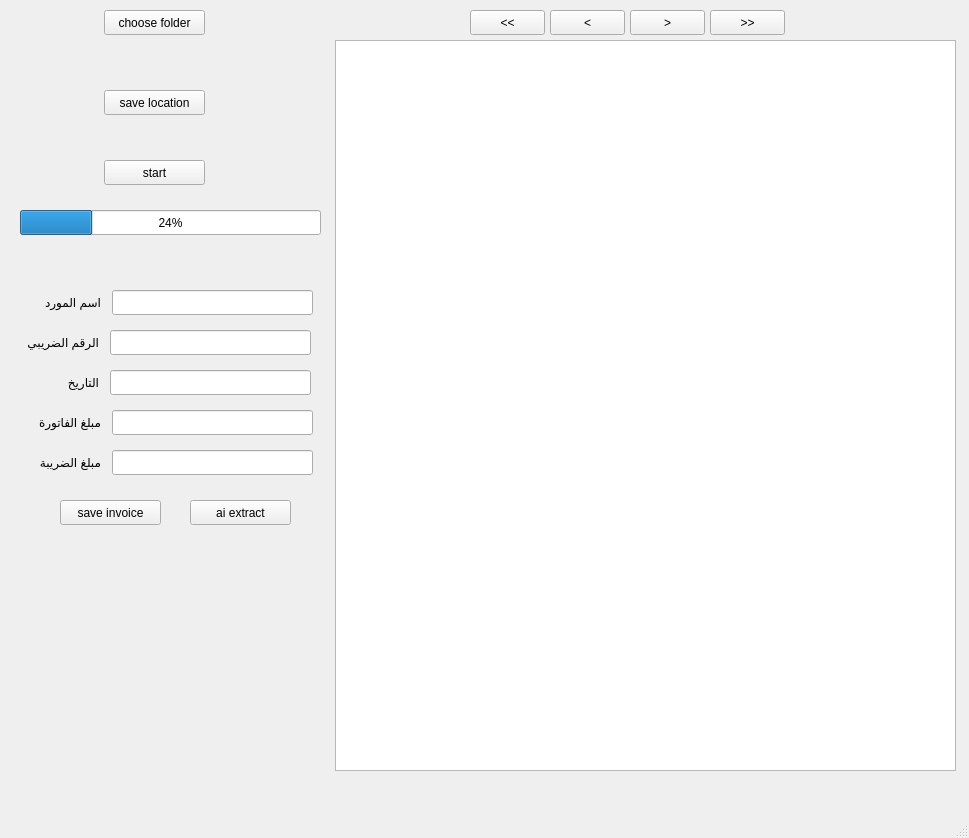
Above: qrdetector.ui from skardum/invoices-reader before the change. Below: the same form after it.
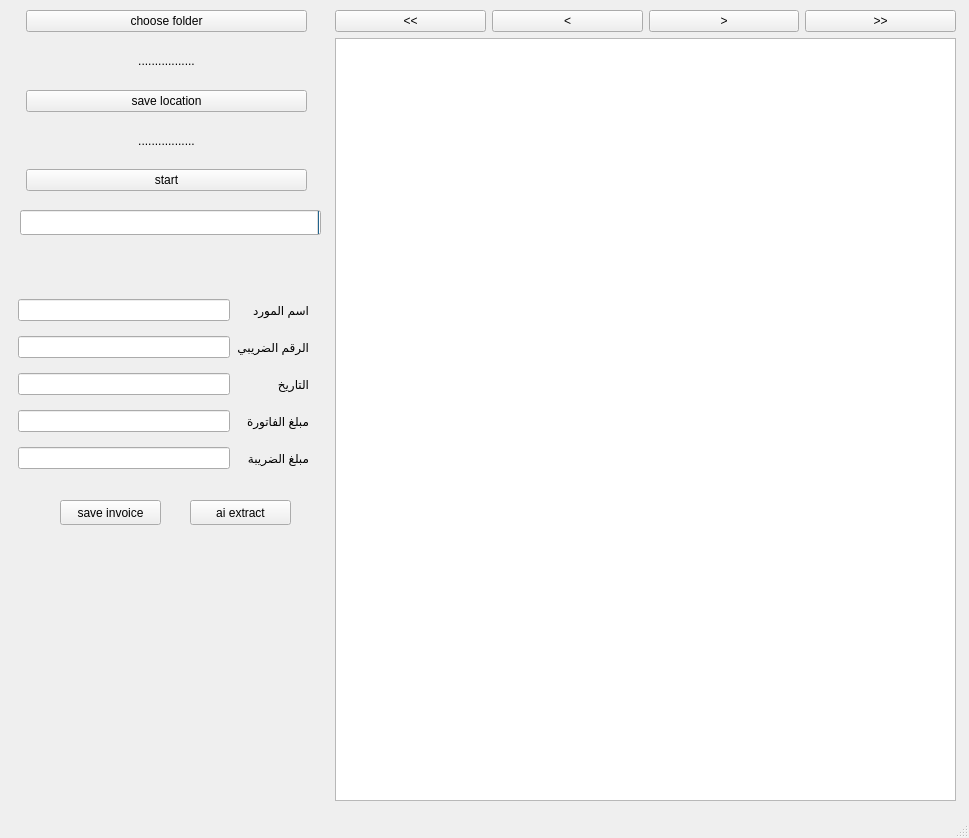
That is the form after the change.

```diff
--- a/qrdetector.ui
+++ b/qrdetector.ui
@@ -14,32 +14,6 @@
    <string>MainWindow</string>
   </property>
   <widget class="QWidget" name="centralwidget">
-   <widget class="QPushButton" name="browseButton1">
-    <property name="geometry">
-     <rect>
-      <x>104</x>
-      <y>10</y>
-      <width>101</width>
-      <height>25</height>
-     </rect>
-    </property>
-    <property name="text">
-     <string>choose folder</string>
-    </property>
-   </widget>
-   <widget class="QPushButton" name="browseButton3">
-    <property name="geometry">
-     <rect>
-      <x>104</x>
-      <y>90</y>
-      <width>101</width>
-      <height>25</height>
-     </rect>
-    </property>
-    <property name="text">
-     <string>save location</string>
-    </property>
-   </widget>
    <widget class="QProgressBar" name="progressBar">
     <property name="geometry">
      <rect>
@@ -49,251 +23,199 @@
       <height>25</height>
      </rect>
     </property>
+    <property name="layoutDirection">
+     <enum>Qt::RightToLeft</enum>
+    </property>
+    <property name="autoFillBackground">
+     <bool>true</bool>
+    </property>
     <property name="value">
-     <number>24</number>
+     <number>0</number>
     </property>
    </widget>
-   <widget class="QPushButton" name="convertButton">
+   <widget class="QPushButton" name="save">
     <property name="geometry">
      <rect>
-      <x>104</x>
-      <y>160</y>
+      <x>60</x>
+      <y>500</y>
       <width>101</width>
       <height>25</height>
      </rect>
     </property>
     <property name="text">
-     <string>start</string>
+     <string>save invoice</string>
     </property>
    </widget>
-   <widget class="QGraphicsView" name="graphicsView">
+   <widget class="QPushButton" name="ai_button">
     <property name="geometry">
      <rect>
-      <x>335</x>
-      <y>40</y>
-      <width>621</width>
-      <height>731</height>
+      <x>190</x>
+      <y>500</y>
+      <width>101</width>
+      <height>25</height>
      </rect>
     </property>
+    <property name="text">
+     <string>ai extract</string>
+    </property>
    </widget>
-   <widget class="QLineEdit" name="vendor_lineedit">
+   <widget class="QWidget" name="">
     <property name="geometry">
      <rect>
-      <x>112</x>
+      <x>18</x>
       <y>290</y>
-      <width>201</width>
-      <height>25</height>
+      <width>291</width>
+      <height>191</height>
      </rect>
     </property>
-   </widget>
+    <layout class="QGridLayout" name="gridLayout">
+     <item row="0" column="0">
+      <widget class="QLineEdit" name="vendor_lineedit"/>
+     </item>
+     <item row="0" column="1">
    <widget class="QLabel" name="label">
-    <property name="geometry">
-     <rect>
-      <x>30</x>
-      <y>290</y>
-      <width>71</width>
-      <height>25</height>
-     </rect>
-    </property>
     <property name="text">
      <string>اسم المورد</string>
     </property>
    </widget>
+     </item>
+     <item row="1" column="0">
+      <widget class="QLineEdit" name="vatid_lineedit"/>
+     </item>
+     <item row="1" column="1">
    <widget class="QLabel" name="label_2">
-    <property name="geometry">
-     <rect>
-      <x>28</x>
-      <y>330</y>
-      <width>71</width>
-      <height>25</height>
-     </rect>
-    </property>
     <property name="text">
      <string>الرقم الضريبي</string>
     </property>
    </widget>
-   <widget class="QLineEdit" name="vatid_lineedit">
-    <property name="geometry">
-     <rect>
-      <x>110</x>
-      <y>330</y>
-      <width>201</width>
-      <height>25</height>
-     </rect>
-    </property>
-   </widget>
+     </item>
+     <item row="2" column="0">
+      <widget class="QLineEdit" name="date_lineedit"/>
+     </item>
+     <item row="2" column="1">
    <widget class="QLabel" name="label_3">
-    <property name="geometry">
-     <rect>
-      <x>28</x>
-      <y>370</y>
-      <width>71</width>
-      <height>25</height>
-     </rect>
-    </property>
     <property name="text">
      <string>التاريخ</string>
     </property>
    </widget>
-   <widget class="QLineEdit" name="date_lineedit">
-    <property name="geometry">
-     <rect>
-      <x>110</x>
-      <y>370</y>
-      <width>201</width>
-      <height>25</height>
-     </rect>
-    </property>
-   </widget>
-   <widget class="QLineEdit" name="total_lineedit">
-    <property name="geometry">
-     <rect>
-      <x>112</x>
-      <y>410</y>
-      <width>201</width>
-      <height>25</height>
-     </rect>
-    </property>
-   </widget>
+     </item>
+     <item row="3" column="0">
+      <widget class="QLineEdit" name="total_lineedit"/>
+     </item>
+     <item row="3" column="1">
    <widget class="QLabel" name="label_4">
-    <property name="geometry">
-     <rect>
-      <x>30</x>
-      <y>410</y>
-      <width>71</width>
-      <height>25</height>
-     </rect>
-    </property>
     <property name="text">
      <string>مبلغ الفاتورة</string>
     </property>
    </widget>
-   <widget class="QLineEdit" name="vatamount_lineedit">
-    <property name="geometry">
-     <rect>
-      <x>112</x>
-      <y>450</y>
-      <width>201</width>
-      <height>25</height>
-     </rect>
-    </property>
-   </widget>
+     </item>
+     <item row="4" column="0">
+      <widget class="QLineEdit" name="vatamount_lineedit"/>
+     </item>
+     <item row="4" column="1">
    <widget class="QLabel" name="label_5">
-    <property name="geometry">
-     <rect>
-      <x>30</x>
-      <y>450</y>
-      <width>71</width>
-      <height>25</height>
-     </rect>
-    </property>
     <property name="text">
      <string>مبلغ الضريبة</string>
     </property>
    </widget>
-   <widget class="QPushButton" name="last">
-    <property name="geometry">
-     <rect>
-      <x>710</x>
-      <y>10</y>
-      <width>75</width>
-      <height>25</height>
-     </rect>
-    </property>
-    <property name="text">
-     <string>&gt;&gt;</string>
-    </property>
+     </item>
+    </layout>
    </widget>
-   <widget class="QPushButton" name="next">
+   <widget class="QWidget" name="">
     <property name="geometry">
      <rect>
-      <x>630</x>
+      <x>335</x>
       <y>10</y>
-      <width>75</width>
-      <height>25</height>
+      <width>621</width>
+      <height>791</height>
      </rect>
     </property>
-    <property name="text">
-     <string>&gt;</string>
-    </property>
-   </widget>
-   <widget class="QPushButton" name="previous">
-    <property name="geometry">
-     <rect>
-      <x>550</x>
-      <y>10</y>
-      <width>75</width>
-      <height>25</height>
-     </rect>
-    </property>
-    <property name="text">
-     <string>&lt;</string>
-    </property>
-   </widget>
+    <layout class="QGridLayout" name="gridLayout_2">
+     <item row="0" column="0">
    <widget class="QPushButton" name="first">
-    <property name="geometry">
-     <rect>
-      <x>470</x>
-      <y>10</y>
-      <width>75</width>
-      <height>25</height>
-     </rect>
-    </property>
     <property name="text">
      <string>&lt;&lt;</string>
     </property>
    </widget>
-   <widget class="QPushButton" name="save">
+     </item>
+     <item row="0" column="1">
+      <widget class="QPushButton" name="previous">
+       <property name="text">
+        <string>&lt;</string>
+       </property>
+      </widget>
+     </item>
+     <item row="0" column="2">
+      <widget class="QPushButton" name="next">
+       <property name="text">
+        <string>&gt;</string>
+       </property>
+      </widget>
+     </item>
+     <item row="0" column="3">
+      <widget class="QPushButton" name="last">
+       <property name="text">
+        <string>&gt;&gt;</string>
+       </property>
+      </widget>
+     </item>
+     <item row="1" column="0" colspan="4">
+      <widget class="QGraphicsView" name="graphicsView"/>
+     </item>
+    </layout>
+   </widget>
+   <widget class="QWidget" name="">
     <property name="geometry">
      <rect>
-      <x>60</x>
-      <y>500</y>
-      <width>101</width>
-      <height>25</height>
+      <x>26</x>
+      <y>10</y>
+      <width>281</width>
+      <height>181</height>
      </rect>
     </property>
+    <layout class="QGridLayout" name="gridLayout_3">
+     <item row="0" column="0">
+      <widget class="QPushButton" name="browseButton1">
     <property name="text">
-     <string>save invoice</string>
-    </property>
-   </widget>
+        <string>choose folder</string>
+       </property>
+      </widget>
+     </item>
+     <item row="1" column="0">
    <widget class="QLabel" name="folder_path_label">
-    <property name="geometry">
-     <rect>
-      <x>46</x>
-      <y>50</y>
-      <width>251</width>
-      <height>20</height>
-     </rect>
-    </property>
+       <property name="text">
+        <string>.................</string>
+       </property>
+       <property name="alignment">
+        <set>Qt::AlignCenter</set>
+       </property>
+      </widget>
+     </item>
+     <item row="2" column="0">
+      <widget class="QPushButton" name="browseButton3">
     <property name="text">
-     <string/>
-    </property>
-   </widget>
+        <string>save location</string>
+       </property>
+      </widget>
+     </item>
+     <item row="3" column="0">
    <widget class="QLabel" name="location_label">
-    <property name="geometry">
-     <rect>
-      <x>50</x>
-      <y>120</y>
-      <width>251</width>
-      <height>20</height>
-     </rect>
-    </property>
     <property name="text">
-     <string/>
-    </property>
-   </widget>
-   <widget class="QPushButton" name="ai_button">
-    <property name="geometry">
-     <rect>
-      <x>190</x>
-      <y>500</y>
-      <width>101</width>
-      <height>25</height>
-     </rect>
-    </property>
+        <string>.................</string>
+       </property>
+       <property name="alignment">
+        <set>Qt::AlignCenter</set>
+       </property>
+      </widget>
+     </item>
+     <item row="4" column="0">
+      <widget class="QPushButton" name="convertButton">
     <property name="text">
-     <string>ai extract</string>
-    </property>
+        <string>start</string>
+       </property>
+      </widget>
+     </item>
+    </layout>
    </widget>
   </widget>
   <widget class="QMenuBar" name="menubar">
```
Lines whose indentation alone changed are shown as unchanged.
